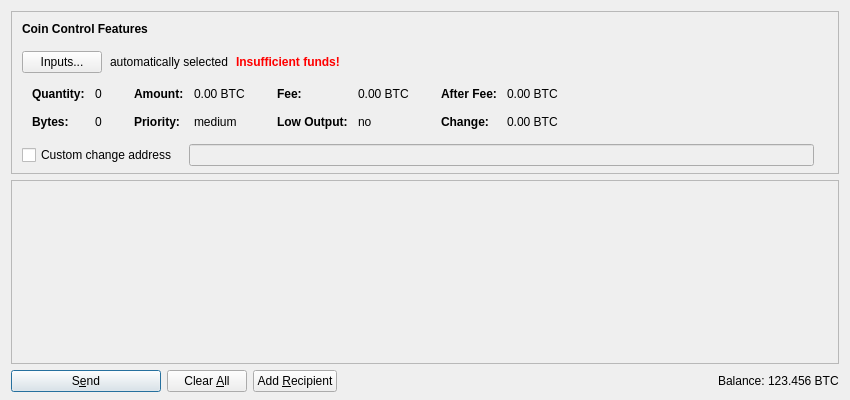
First picture: the form in src/qt/forms/sendcoinsdialog.ui, repository Milanisius/cornellieis, before the edit.
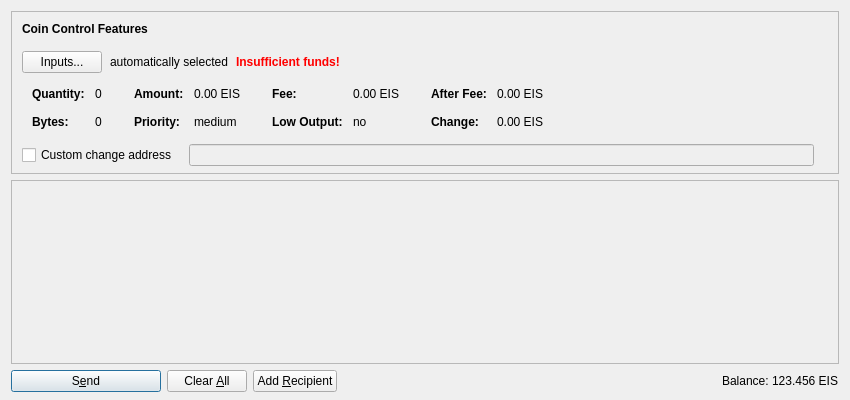
Second picture: the form after the edit. Icons and pictures are not drawn. Custom widgets are drawn as their Qt base class.

The edit to the form file:
```diff
--- a/src/qt/forms/sendcoinsdialog.ui
+++ b/src/qt/forms/sendcoinsdialog.ui
@@ -321,7 +321,7 @@
                   <enum>Qt::ActionsContextMenu</enum>
                  </property>
                  <property name="text">
-                  <string notr="true">0.00 BTC</string>
+                  <string notr="true">0.00 EIS</string>
                  </property>
                  <property name="textInteractionFlags">
                   <set>Qt::LinksAccessibleByMouse|Qt::TextSelectableByKeyboard|Qt::TextSelectableByMouse</set>
@@ -401,7 +401,7 @@
                   <enum>Qt::ActionsContextMenu</enum>
                  </property>
                  <property name="text">
-                  <string notr="true">0.00 BTC</string>
+                  <string notr="true">0.00 EIS</string>
                  </property>
                  <property name="textInteractionFlags">
                   <set>Qt::LinksAccessibleByMouse|Qt::TextSelectableByKeyboard|Qt::TextSelectableByMouse</set>
@@ -481,7 +481,7 @@
                   <enum>Qt::ActionsContextMenu</enum>
                  </property>
                  <property name="text">
-                  <string notr="true">0.00 BTC</string>
+                  <string notr="true">0.00 EIS</string>
                  </property>
                  <property name="textInteractionFlags">
                   <set>Qt::LinksAccessibleByMouse|Qt::TextSelectableByKeyboard|Qt::TextSelectableByMouse</set>
@@ -510,7 +510,7 @@
                   <enum>Qt::ActionsContextMenu</enum>
                  </property>
                  <property name="text">
-                  <string notr="true">0.00 BTC</string>
+                  <string notr="true">0.00 EIS</string>
                  </property>
                  <property name="textInteractionFlags">
                   <set>Qt::LinksAccessibleByMouse|Qt::TextSelectableByKeyboard|Qt::TextSelectableByMouse</set>
@@ -765,7 +765,7 @@
           <cursorShape>IBeamCursor</cursorShape>
          </property>
          <property name="text">
-          <string notr="true">123.456 BTC</string>
+          <string notr="true">123.456 EIS</string>
          </property>
          <property name="textInteractionFlags">
           <set>Qt::LinksAccessibleByMouse|Qt::TextSelectableByKeyboard|Qt::TextSelectableByMouse</set>
```
Left out of the diff: 8 changed lines with no effect on the pictures.
